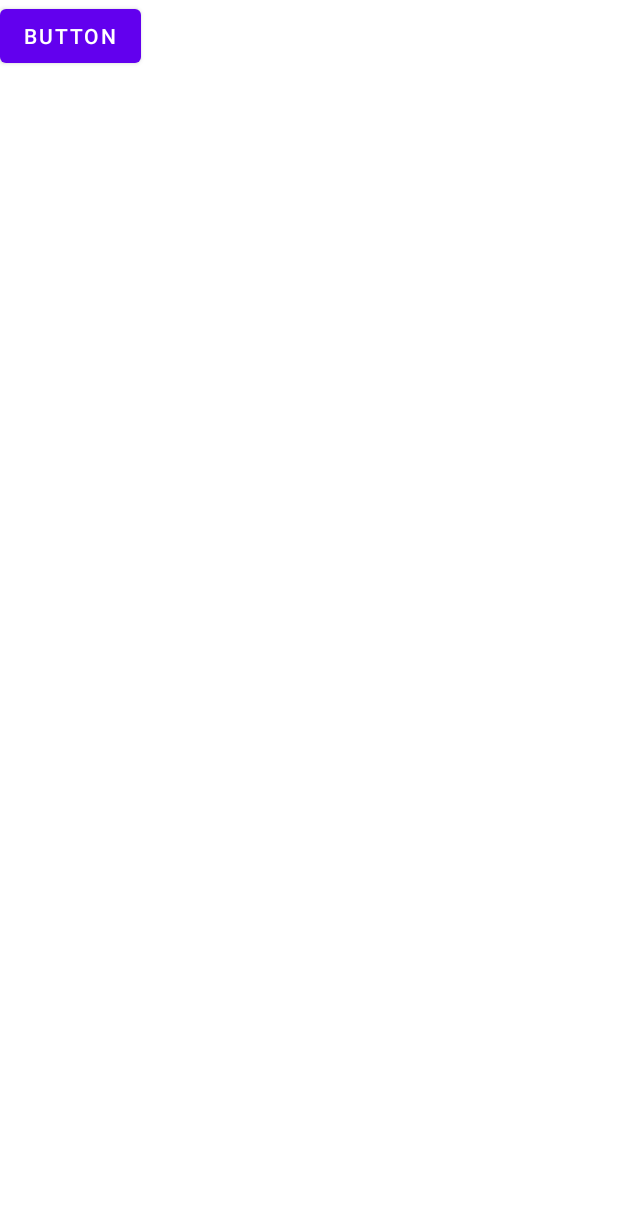
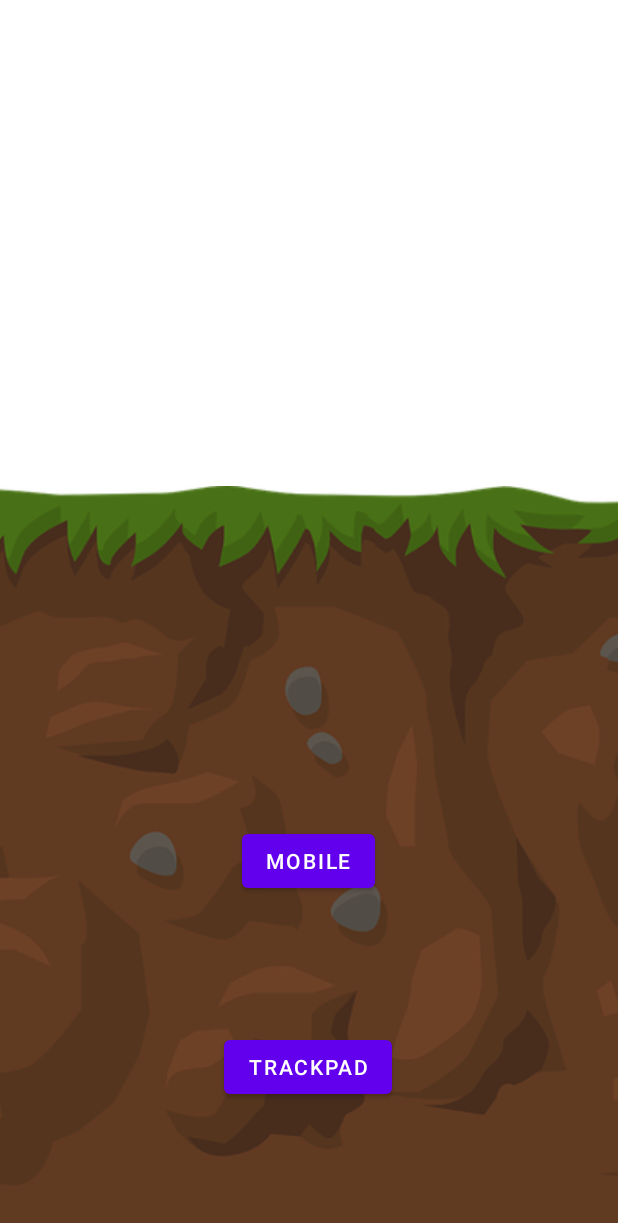
Before and after one commit to ChristiancodeChristian/Trackpad_App, an Android app: the layout activity_device_choise.xml on its own in the app's theme, with its tools: preview values and no code run, on a phone screen of 412 x 824 dp. Shown: the top 1223 px of the screen. Run offline under Robolectric (Android 15) with nearby library versions, the phone set to English and light mode, and no system bars.

Commit message:
Input of image at device chose, including two duttons for selecting the user device. Additional button description for english and german text.

```diff
--- a/BuildYourOwnUI/app/src/main/res/layout/activity_device_choise.xml
+++ b/BuildYourOwnUI/app/src/main/res/layout/activity_device_choise.xml
@@ -1,14 +1,40 @@
 <?xml version="1.0" encoding="utf-8"?>
 <androidx.constraintlayout.widget.ConstraintLayout xmlns:android="http://schemas.android.com/apk/res/android"
+    xmlns:app="http://schemas.android.com/apk/res-auto"
     xmlns:tools="http://schemas.android.com/tools"
     android:layout_width="match_parent"
     android:layout_height="match_parent">
+
+    <ImageView
+        android:id="@+id/imageView3"
+        android:layout_width="1000dp"
+        android:layout_height="500dp"
+        android:background="#00451F04"
+        app:layout_constraintBottom_toBottomOf="parent"
+        app:layout_constraintEnd_toEndOf="parent"
+        app:layout_constraintStart_toStartOf="parent"
+        app:srcCompat="@drawable/soil" />
 
     <Button
         android:id="@+id/button2"
         android:layout_width="wrap_content"
         android:layout_height="wrap_content"
-        android:text="Button"
-        tools:layout_editor_absoluteX="158dp"
-        tools:layout_editor_absoluteY="209dp" />
+        android:text="@string/selectmobile"
+        app:layout_constraintBottom_toBottomOf="parent"
+        app:layout_constraintEnd_toEndOf="parent"
+        app:layout_constraintHorizontal_bias="0.498"
+        app:layout_constraintStart_toStartOf="parent"
+        app:layout_constraintTop_toTopOf="@+id/imageView3" />
+
+    <Button
+        android:id="@+id/button3"
+        android:layout_width="wrap_content"
+        android:layout_height="wrap_content"
+        android:text="@string/selecttrackpad"
+        app:layout_constraintBottom_toBottomOf="@+id/imageView3"
+        app:layout_constraintEnd_toEndOf="parent"
+        app:layout_constraintHorizontal_bias="0.498"
+        app:layout_constraintStart_toStartOf="parent"
+        app:layout_constraintTop_toBottomOf="@+id/button2" />
+
 </androidx.constraintlayout.widget.ConstraintLayout>
--- a/BuildYourOwnUI/app/src/main/res/values/strings.xml
+++ b/BuildYourOwnUI/app/src/main/res/values/strings.xml
@@ -27,5 +27,9 @@
     <string name="mainScore" >Score</string>
     <string name="mainExit" >Exit</string>
 
+    //Device choise
+    <string name="selectmobile" >Mobile</string>
+    <string name="selecttrackpad" >Trackpad</string>
+
 
 </resources>
```
Also changed, not shown: 3 other files.
